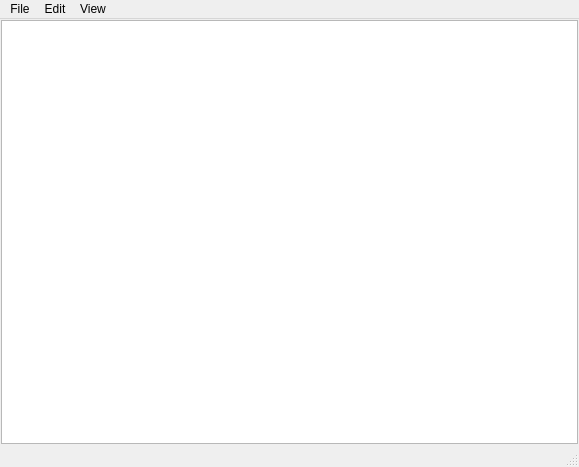
Old version of the form mainwindow.ui in the repository usual-one/JSONViewer.
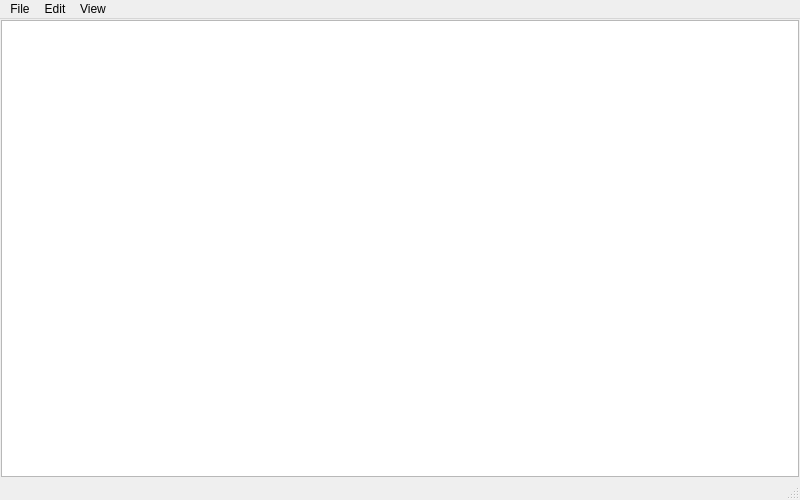
New version of the form.

What changed in the file:
```diff
--- a/mainwindow.ui
+++ b/mainwindow.ui
@@ -6,8 +6,8 @@
    <rect>
     <x>0</x>
     <y>0</y>
-    <width>579</width>
-    <height>467</height>
+    <width>800</width>
+    <height>500</height>
    </rect>
   </property>
   <property name="windowTitle">
@@ -35,7 +35,7 @@
       <property name="font">
        <font>
         <family>Ubuntu Mono</family>
-        <pointsize>14</pointsize>
+        <pointsize>12</pointsize>
        </font>
       </property>
       <property name="lineWrapMode">
@@ -61,7 +61,7 @@
     <rect>
      <x>0</x>
      <y>0</y>
-     <width>579</width>
+     <width>800</width>
      <height>22</height>
     </rect>
    </property>
```
